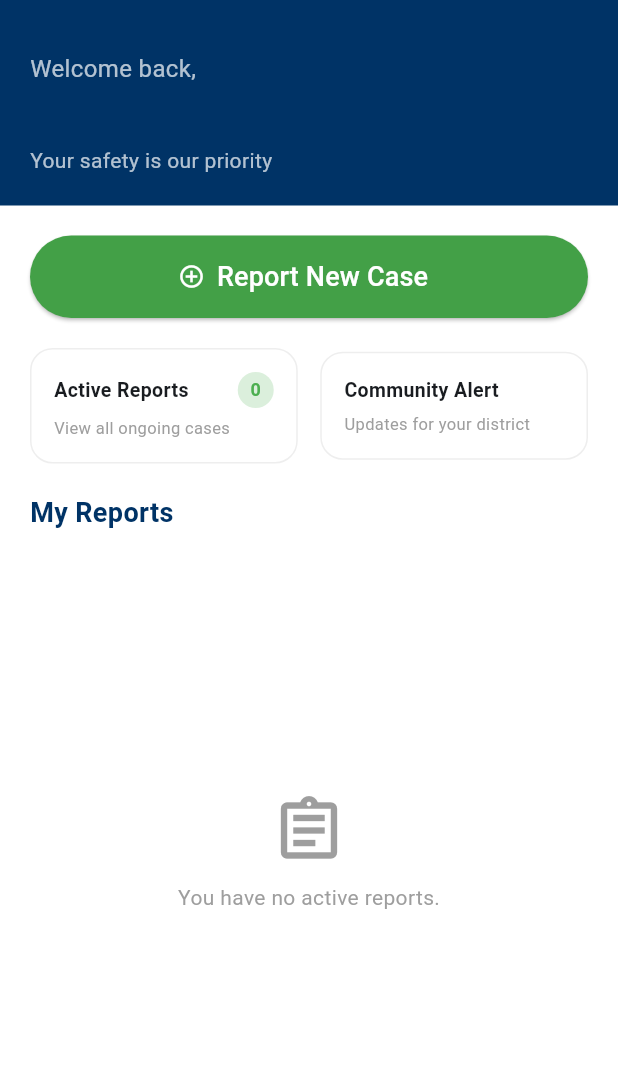
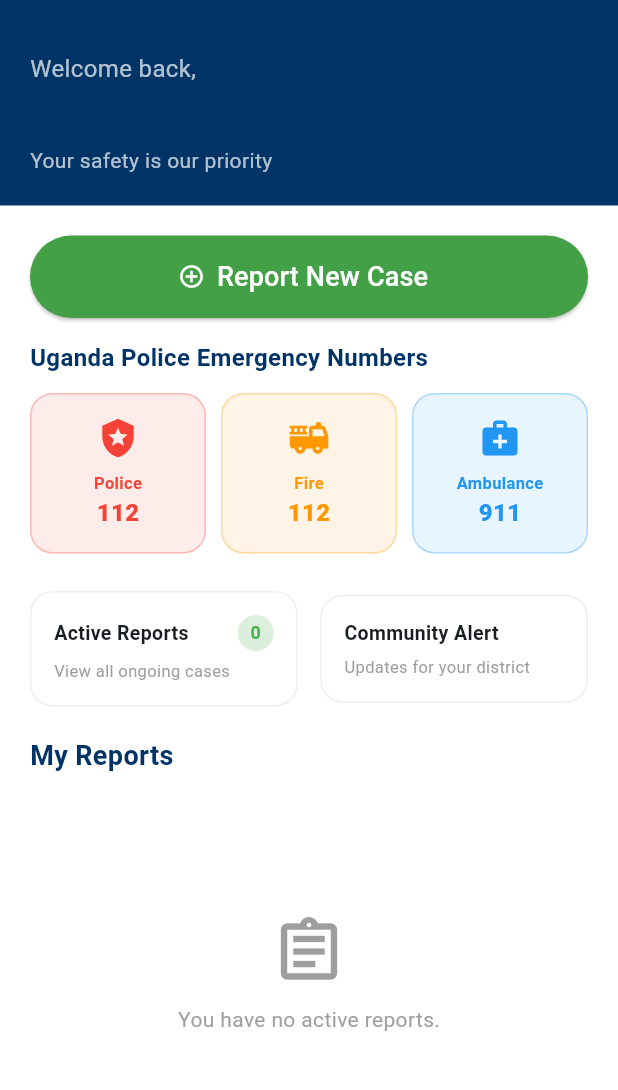
Before and after one commit to Makobi5/public_safety_mobile, a Flutter app: the UserDashboard screen opened directly, on a phone screen of 412 x 824 dp, the part 63-1153 px from its top. Run offline on Flutter 3.47's test engine with Material 3 defaults, Android fonts, the phone set to English and light mode, and no system bars; our stand-ins replace audioplayers, chewie, file_picker, flutter_dotenv, geocoding, geolocator and 3 more; accounts and stored records are empty.

```diff
--- a/lib/screens/user_dashboard.dart
+++ b/lib/screens/user_dashboard.dart
@@ -5,6 +5,7 @@ import 'incident_report_screen.dart';
 import 'welcome_screen.dart';
 import 'user_profile_screen.dart';
 import 'user_case_detail_screen.dart';
+import 'package:url_launcher/url_launcher.dart';
 
 class UserDashboard extends StatefulWidget {
   const UserDashboard({super.key});
@@ -124,6 +125,88 @@ class _UserDashboardState extends State<UserDashboard> {
     }
   }
 
+  // 1. The Container that holds all three cards
+  Widget _buildEmergencyContacts() {
+    return Padding(
+      padding: const EdgeInsets.symmetric(horizontal: 20, vertical: 15),
+      child: Column(
+        crossAxisAlignment: CrossAxisAlignment.start,
+        children: [
+          const Text(
+            "Uganda Police Emergency Numbers",
+            style: TextStyle(
+              fontWeight: FontWeight.bold,
+              fontSize: 16,
+              color: Color(0xFF003366),
+            ),
+          ),
+          const SizedBox(height: 12),
+          Row(
+            mainAxisAlignment: MainAxisAlignment.spaceBetween,
+            children: [
+              _buildSOSCard("Police", "112", Icons.local_police, Colors.red),
+              _buildSOSCard("Fire", "112", Icons.fire_truck, Colors.orange),
+              _buildSOSCard(
+                "Ambulance",
+                "911",
+                Icons.medical_services,
+                Colors.blue,
+              ),
+            ],
+          ),
+        ],
+      ),
+    );
+  }
+
+  // 2. The helper function that builds each individual card
+  Widget _buildSOSCard(String title, String num, IconData icon, Color color) {
+    // This calculates the width so 3 cards fit perfectly with 10px spacing
+    double cardWidth = (MediaQuery.of(context).size.width - 60) / 3;
+
+    return InkWell(
+      onTap: () async {
+        final Uri url = Uri.parse("tel:$num");
+        if (await canLaunchUrl(url)) {
+          await launchUrl(url);
+        }
+      },
+      child: Container(
+        width: cardWidth,
+        padding: const EdgeInsets.symmetric(vertical: 15),
+        decoration: BoxDecoration(
+          color: color.withOpacity(
+            0.1,
+          ), // Fixes the purple warning by providing standard opacity
+          borderRadius: BorderRadius.circular(15),
+          border: Border.all(color: color.withOpacity(0.3)),
+        ),
+        child: Column(
+          children: [
+            Icon(icon, color: color, size: 28),
+            const SizedBox(height: 8),
+            Text(
+              title,
+              style: TextStyle(
+                color: color,
+                fontWeight: FontWeight.bold,
+                fontSize: 11,
+              ),
+            ),
+            Text(
+              num,
+              style: TextStyle(
+                color: color,
+                fontWeight: FontWeight.w900,
+                fontSize: 16,
+              ),
+            ),
+          ],
+        ),
+      ),
+    );
+  }
+
   @override
   Widget build(BuildContext context) {
     return Scaffold(
@@ -172,6 +255,7 @@ class _UserDashboardState extends State<UserDashboard> {
       ),
       body: Column(
         children: [
+          // 1. Header Section
           Container(
             width: double.infinity,
             padding: const EdgeInsets.all(20),
@@ -200,6 +284,7 @@ class _UserDashboardState extends State<UserDashboard> {
           ),
           const SizedBox(height: 20),
 
+          // 2. Report Button
           Padding(
             padding: const EdgeInsets.symmetric(horizontal: 20),
             child: ElevatedButton.icon(
@@ -225,8 +310,13 @@ class _UserDashboardState extends State<UserDashboard> {
               ),
             ),
           ),
-          const SizedBox(height: 20),
 
+          // 3. STEP 2: EMERGENCY HOTLINES (Added as per Document)
+          _buildEmergencyContacts(),
+
+          const SizedBox(height: 10),
+
+          // 4. Stats Row
           Padding(
             padding: const EdgeInsets.symmetric(horizontal: 20),
             child: Row(
@@ -266,6 +356,7 @@ class _UserDashboardState extends State<UserDashboard> {
             ),
           ),
 
+          // 5. Scrollable Reports List
           Expanded(
             child: _isLoading
                 ? const Center(child: CircularProgressIndicator())
@@ -292,8 +383,6 @@ class _UserDashboardState extends State<UserDashboard> {
                     itemCount: _myIncidents.length,
                     itemBuilder: (context, index) {
                       final incident = _myIncidents[index];
-
-                      // SAFE DATA EXTRACTION
                       final String type =
                           incident['incident_type']?.toString() ?? "Unknown";
                       final String status =
@@ -301,8 +390,6 @@ class _UserDashboardState extends State<UserDashboard> {
                       final String createdAt =
                           incident['created_at']?.toString() ??
                           DateTime.now().toIso8601String();
-
-                      // --- STEP 4 CHANGE: CHECK FOR UNREAD STATUS ---
                       final bool isUnread = incident['user_read'] == false;
 
                       String formattedDate = "N/A";
@@ -328,15 +415,8 @@ class _UserDashboardState extends State<UserDashboard> {
                                 builder: (context) =>
                                     UserCaseDetailScreen(incident: incident),
                               ),
-                            ).then((_) {
-                              // This MUST be inside the .then() block
-                              debugPrint(
-                                "Returning to dashboard, refreshing list...",
-                              );
-                              _loadDashboardData();
-                            });
+                            ).then((_) => _loadDashboardData());
                           },
-                          // --- STEP 4 CHANGE: ADDED NOTIFICATION DOT TO LEADING ---
                           leading: Stack(
                             children: [
                               CircleAvatar(
@@ -370,7 +450,6 @@ class _UserDashboardState extends State<UserDashboard> {
                                 ),
                             ],
                           ),
-                          // --- STEP 4 CHANGE: ADDED "UPDATED" BADGE TO TITLE ---
                           title: Row(
                             children: [
                               Expanded(
```
Also changed, not shown: lib/screens/incident_report_screen.dart (+83 -23 lines), 2 other files.
